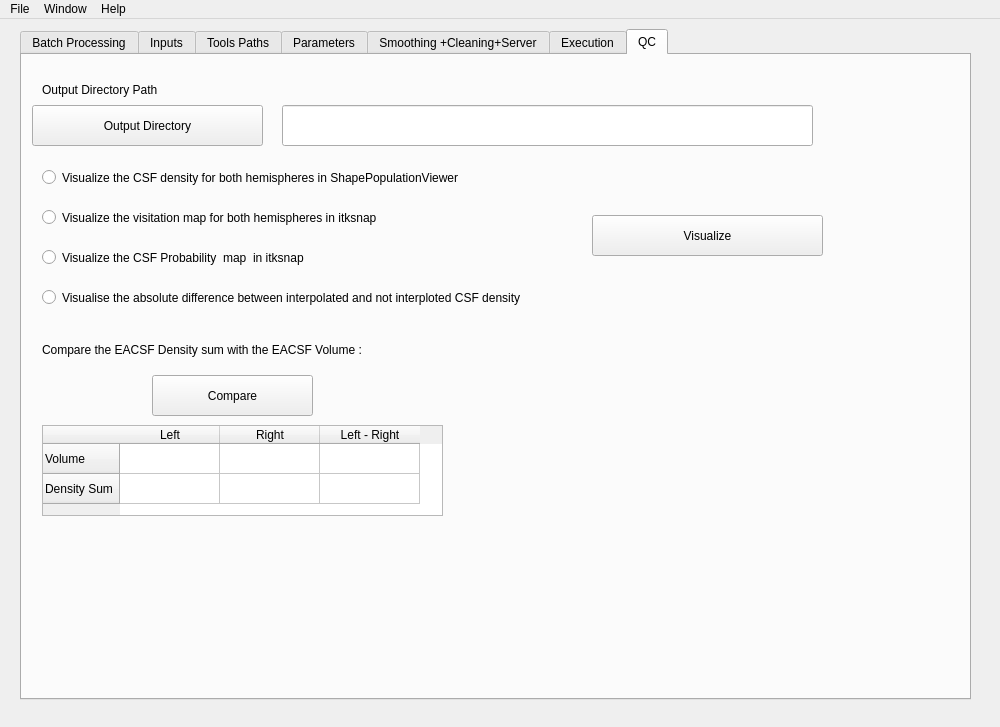
First picture: the form in src/app/csfwindow.ui, repository tahya-deddah/Local_EACSF, before the edit.
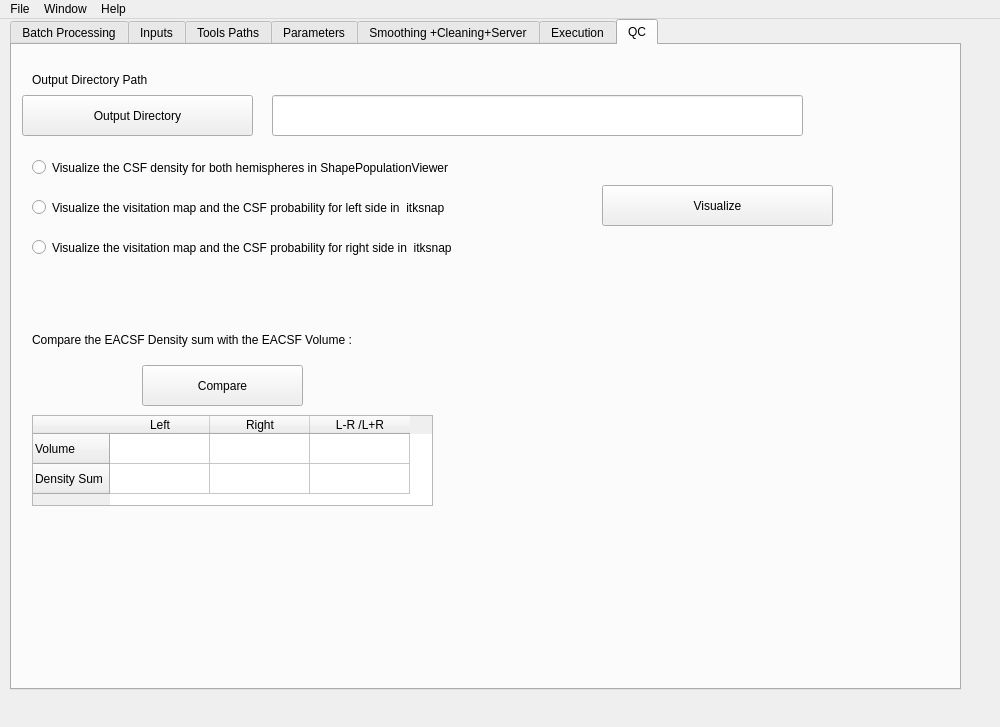
Second picture: the form after the edit. The open tabs and pages were chosen to show the change.

Diff of the .ui file:
```diff
--- a/src/app/csfwindow.ui
+++ b/src/app/csfwindow.ui
@@ -20,8 +20,8 @@
     </property>
     <property name="geometry">
      <rect>
-      <x>20</x>
-      <y>10</y>
+      <x>10</x>
+      <y>0</y>
       <width>951</width>
       <height>671</height>
      </rect>
@@ -1225,8 +1225,8 @@
      <widget class="QPushButton" name="visualize">
       <property name="geometry">
        <rect>
-        <x>570</x>
-        <y>160</y>
+        <x>590</x>
+        <y>140</y>
         <width>231</width>
         <height>41</height>
        </rect>
@@ -1266,12 +1266,12 @@
        <rect>
         <x>20</x>
         <y>150</y>
-        <width>441</width>
+        <width>541</width>
         <height>25</height>
        </rect>
       </property>
       <property name="text">
-       <string>Visualize the visitation map for both hemispheres in itksnap</string>
+       <string>Visualize the visitation map and the CSF probability for left side in  itksnap</string>
       </property>
      </widget>
      <widget class="QRadioButton" name="VisualiseCSFPorbMAp">
@@ -1279,12 +1279,12 @@
        <rect>
         <x>20</x>
         <y>190</y>
-        <width>441</width>
+        <width>531</width>
         <height>25</height>
        </rect>
       </property>
       <property name="text">
-       <string>Visualize the CSF Probability  map  in itksnap</string>
+       <string>Visualize the visitation map and the CSF probability for right side in  itksnap</string>
       </property>
      </widget>
      <widget class="QLabel" name="label">
@@ -1300,19 +1300,6 @@
        <string>&lt;html&gt;&lt;head/&gt;&lt;body&gt;&lt;p&gt;Compare the EACSF Density sum with the EACSF Volume :&lt;/p&gt;&lt;/body&gt;&lt;/html&gt;</string>
       </property>
      </widget>
-     <widget class="QRadioButton" name="VisualiseDelta">
-      <property name="geometry">
-       <rect>
-        <x>20</x>
-        <y>230</y>
-        <width>601</width>
-        <height>25</height>
-       </rect>
-      </property>
-      <property name="text">
-       <string>Visualise the absolute difference between interpolated and not interploted CSF density</string>
-      </property>
-     </widget>
      <widget class="QTableWidget" name="tableWidget">
       <property name="geometry">
        <rect>
@@ -1344,9 +1331,55 @@
       </column>
       <column>
        <property name="text">
-        <string>Left - Right</string>
+        <string>L-R /L+R</string>
        </property>
       </column>
+      <item row="0" column="0">
+       <property name="text">
+        <string/>
+       </property>
+       <property name="font">
+        <font>
+         <pointsize>15</pointsize>
+         <weight>75</weight>
+         <bold>true</bold>
+        </font>
+       </property>
+      </item>
+      <item row="0" column="1">
+       <property name="text">
+        <string/>
+       </property>
+       <property name="font">
+        <font>
+         <pointsize>15</pointsize>
+         <weight>75</weight>
+         <bold>true</bold>
+        </font>
+       </property>
+      </item>
+      <item row="1" column="0">
+       <property name="text">
+        <string/>
+       </property>
+       <property name="font">
+        <font>
+         <pointsize>15</pointsize>
+        </font>
+       </property>
+      </item>
+      <item row="1" column="1">
+       <property name="text">
+        <string/>
+       </property>
+       <property name="font">
+        <font>
+         <pointsize>15</pointsize>
+         <weight>75</weight>
+         <bold>true</bold>
+        </font>
+       </property>
+      </item>
      </widget>
     </widget>
    </widget>
```
Left out of the diff: 49 changed lines with no effect on the pictures.
